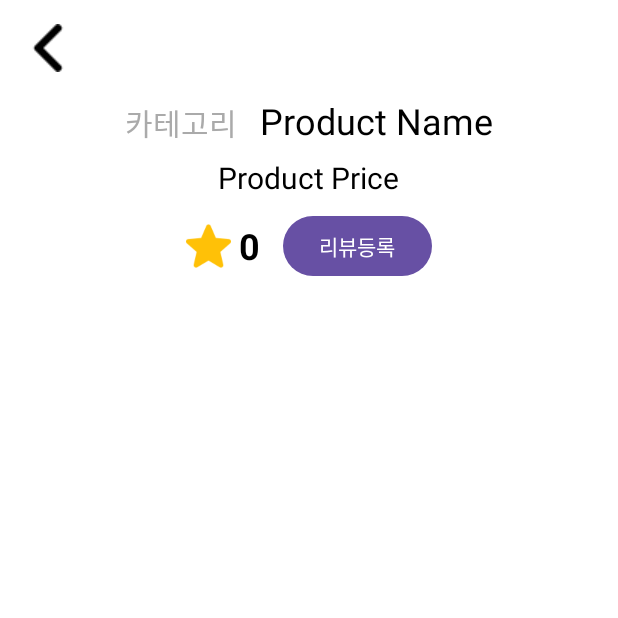
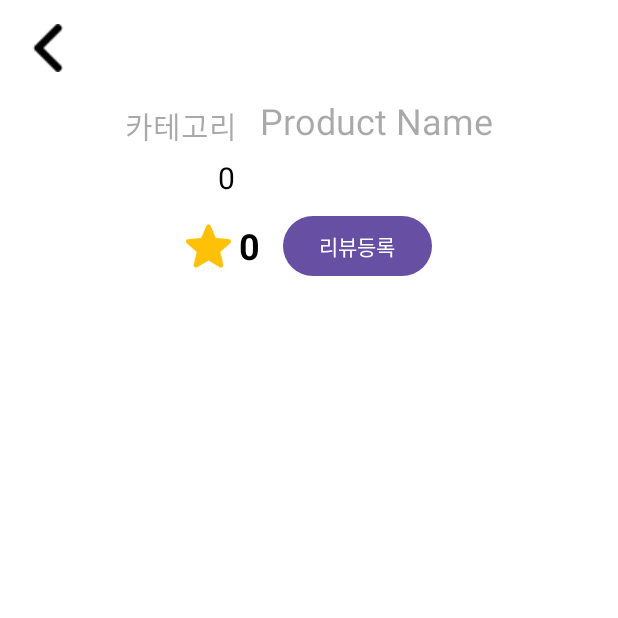
Before and after one commit to yuhan19plus/AndroidProjects, an Android app: the MainProductDetail screen opened directly, with no data from a screen before it, on a phone screen of 412 x 824 dp, the top half of it. Run offline under Robolectric (Android 15) with nearby library versions, the light colour scheme and no system bars; our stand-ins replace Firebase (no records; nobody signed in at launch, a user with empty details on screens opened directly); libraries missing offline, so code that uses them is left out: soup.neumorphism.

Commit message:
Ohja oh (#6)
* [오자현] 상품리뷰에 상품정보 연결완료

* [오자현] test용 주석추가

* [오자현] 상품상세페이지로 데이터 연결완료

```diff
--- a/app/src/main/java/kr/ac/yuhan/cs/yuhan19plus/admin/AdminMainActivity.java
+++ b/app/src/main/java/kr/ac/yuhan/cs/yuhan19plus/admin/AdminMainActivity.java
@@ -781,7 +781,7 @@ public class AdminMainActivity extends AppCompatActivity {
     }
 
 
-    // 파이어베이스에서 데이터를 읽어오는 메서드 (오자현)
+    // 파이어베이스에서 상품명으로 검색하고 데이터를 읽어오는 메서드 (오자현)
     void loadItemsFromFireStore() {
         // Firestore 데이터베이스 인스턴스를 가져옵니다.
         FirebaseFirestore db = FirebaseFirestore.getInstance();
--- a/app/src/main/java/kr/ac/yuhan/cs/yuhan19plus/main/MainProductDetail.java
+++ b/app/src/main/java/kr/ac/yuhan/cs/yuhan19plus/main/MainProductDetail.java
@@ -17,6 +17,7 @@ import android.widget.Toast;
 import androidx.annotation.NonNull;
 import androidx.appcompat.app.AppCompatActivity;
 
+import com.bumptech.glide.Glide;
 import com.google.android.gms.tasks.OnCompleteListener;
 import com.google.android.gms.tasks.Task;
 import com.google.firebase.firestore.CollectionReference;
@@ -37,7 +38,7 @@ public class MainProductDetail extends AppCompatActivity {
     private TextView productAverage;
     private String currentMemberId;
     private FirebaseFirestore db;
-    private Long productCode;
+    private int productCode;
 
     @Override
     protected void onCreate(Bundle savedInstanceState) {
@@ -64,26 +65,34 @@ public class MainProductDetail extends AppCompatActivity {
 
         // 이미지, 상품명, 가격 객체 가져오기
         ImageView productImageView = findViewById(R.id.Item_Image_Detail);
+        TextView productCategoryTextView = findViewById(R.id.Item_Category_Detail);
         TextView productNameTextView = findViewById(R.id.Item_Name_Detail);
         TextView productPriceTextView = findViewById(R.id.Item_Price_Detail);
         productAverage = findViewById(R.id.productAverage); // 상품 평점
 
         // 인텐트에서 데이터 가져오기
-        int productImage = getIntent().getIntExtra("productImage", -1);
+        String productImage = getIntent().getStringExtra("productImage");
+        String productCategory = getIntent().getStringExtra("productCategory");
         String productName = getIntent().getStringExtra("productName");
-        String productPrice = getIntent().getStringExtra("productPrice");
-        productCode = getIntent().getLongExtra("productCode", 1);
-        Log.d("productCode", productCode + "");
+        int productPrice = getIntent().getIntExtra("productPrice", 0);
+        productCode = getIntent().getIntExtra("productCode", 1);
+        Log.d("productDetailCode", productCode + " " + productCategory + " " + productImage + " " + productPrice);
 
         // 각 객체에 데이터 설정
-        if (productImage != -1) {
-            productImageView.setImageResource(productImage);
+        if (productImage != null) {
+            Glide.with(this)
+                    .load(productImage)
+                    .placeholder(R.drawable.default_image)
+                    .error(R.drawable.default_image) // 기본 이미지 설정
+                    .into(productImageView);
         }
         if (productName != null) {
             productNameTextView.setText(productName);
         }
-        if (productPrice != null) {
-            productPriceTextView.setText(productPrice);
+        // int 타입은 null 값을 가질 수 없으므로 null 체크가 필요하지 않습니다.// int 타입을 String으로 변환하여 설정
+        productPriceTextView.setText(String.valueOf(productPrice));
+        if (productCategory != null) {
+            productCategoryTextView.setText(productCategory);
         }
 
         productReviewBtn.setOnClickListener(new View.OnClickListener() {
@@ -107,6 +116,7 @@ public class MainProductDetail extends AppCompatActivity {
         super.onResume();
         loadProductReviews();
     }
+
     private void loadProductReviews() {
         FirebaseFirestore db = FirebaseFirestore.getInstance();
         CollectionReference productReviewsRef = db.collection("product_review");
--- a/app/src/main/res/layout/main_activity_product_item_detail.xml
+++ b/app/src/main/res/layout/main_activity_product_item_detail.xml
@@ -19,7 +19,6 @@
                 android:contentDescription="Product Image"
                 android:layout_gravity="center"
                 android:layout_marginBottom="16dp"/>
-
             <LinearLayout
                 android:layout_width="match_parent"
                 android:layout_height="wrap_content"
@@ -32,14 +31,14 @@
                     android:textSize="20sp"
                     android:layout_marginEnd="15dp"
                     android:textColor="#aaa"
-                    android:text="카테고리"/>
+                    android:hint="카테고리"/>
                 <TextView
                     android:id="@+id/Item_Name_Detail"
                     android:layout_width="wrap_content"
                     android:layout_height="wrap_content"
                     android:textSize="24sp"
                     android:textColor="@color/black"
-                    android:text="Product Name"/>
+                    android:hint="Product Name"/>
             </LinearLayout>
 
             <TextView
@@ -49,7 +48,7 @@
                 android:textSize="20sp"
                 android:layout_marginTop="8dp"
                 android:textColor="@color/black"
-                android:text="Product Price"
+                android:hint="Product Price"
                 android:layout_gravity="center"/>
             <LinearLayout
                 android:layout_width="match_parent"
```
Also changed, not shown: app/src/main/java/kr/ac/yuhan/cs/yuhan19plus/main/MainProductPageList.java (+62 -14 lines), app/src/main/java/kr/ac/yuhan/cs/yuhan19plus/main/adapter/MainProductCustomAdapter.java (+14 -3 lines), app/src/main/java/kr/ac/yuhan/cs/yuhan19plus/main/adapter/MainProductPageAdapter.java (+16 -9 lines), app/src/main/java/kr/ac/yuhan/cs/yuhan19plus/main/data/MainProductData.java (+10 -7 lines), app/src/main/java/kr/ac/yuhan/cs/yuhan19plus/main/data/ProductReviewData.java (+4 -4 lines).
